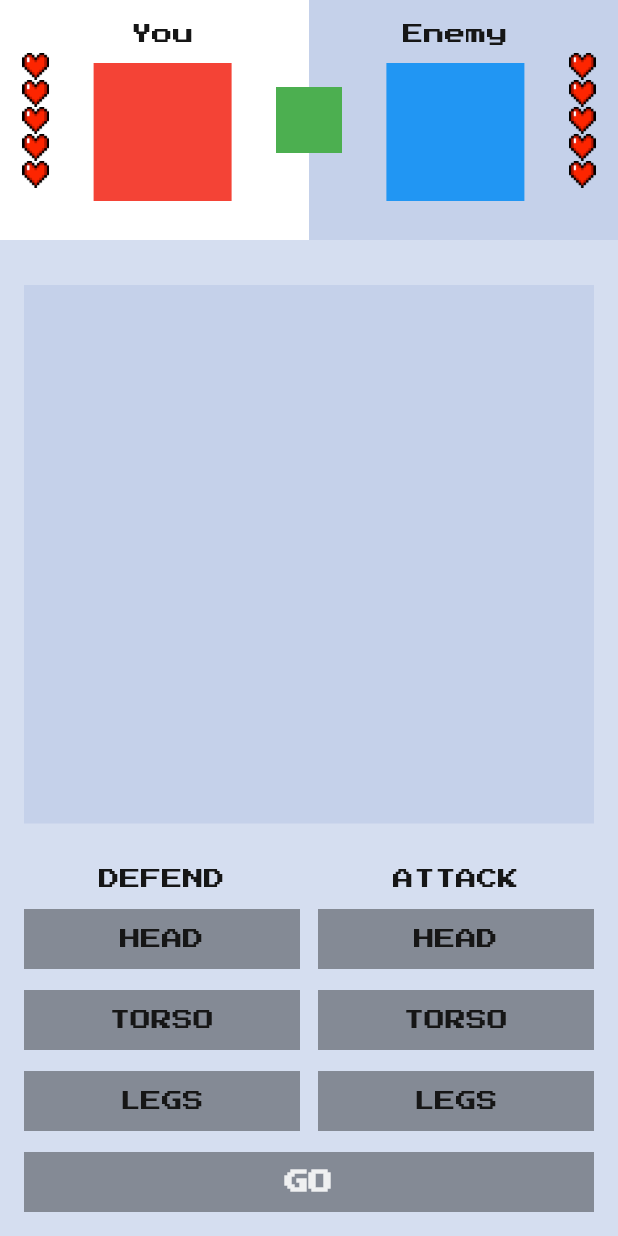
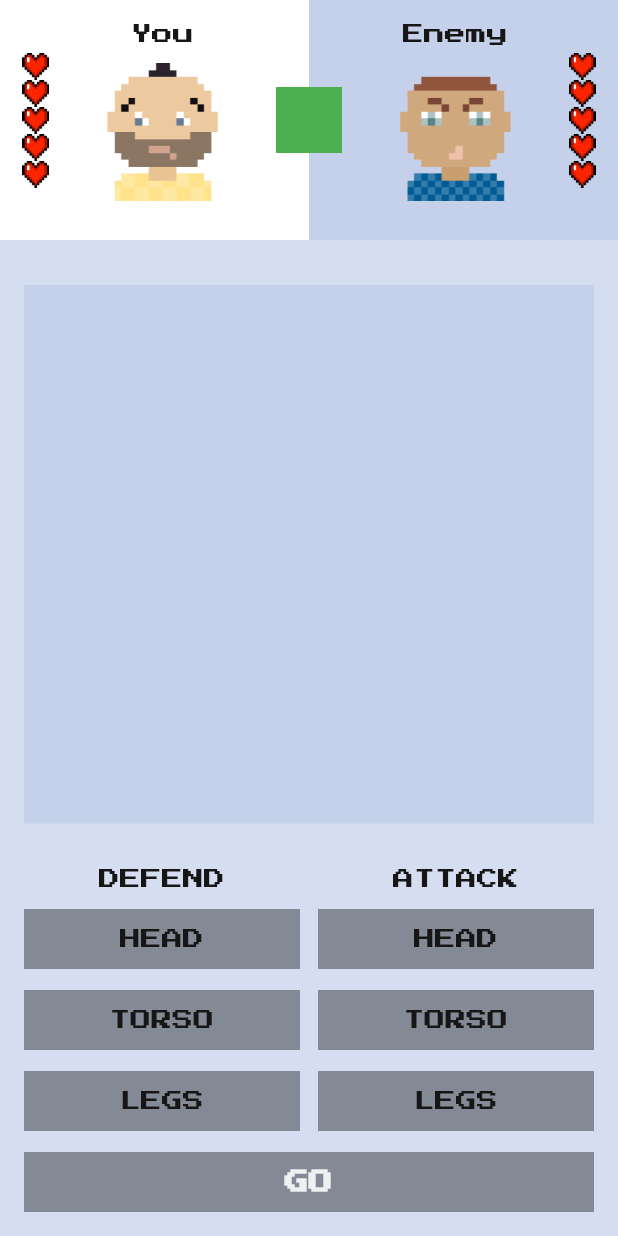
Before and after one commit to docent28/flutter_fight_club, a Flutter app: the screen it shows after launch, on a phone screen of 412 x 824 dp. Run offline on Flutter 3.47's test engine with Material 2 defaults, Android fonts, the phone set to English and light mode, and no system bars; our stand-ins replace google_fonts.

Commit message:
Сделали 5 заданий

```diff
--- /dev/null
+++ b/lib/fight_club_images.dart
@@ -0,0 +1,6 @@
+class FightClubImages {
+  FightClubImages._();
+
+  static const enemyAvatar = "assets/images/enemy-avatar.png";
+  static const youAvatar = "assets/images/you-avatar.png";
+}
--- a/lib/main.dart
+++ b/lib/main.dart
@@ -3,6 +3,7 @@ import 'dart:math';
 import 'package:flutter/material.dart';
 import 'package:flutter_fight_club/fight_club_colors.dart';
 import 'package:flutter_fight_club/fight_club_icons.dart';
+import 'package:flutter_fight_club/fight_club_images.dart';
 import 'package:google_fonts/google_fonts.dart';
 
 void main() {
@@ -221,10 +222,8 @@ class FightersInfo extends StatelessWidget {
                     ),
                   ),
                   const SizedBox(height: 12),
-                  ColoredBox(
-                    color: Colors.red,
-                    child: SizedBox(height: 92, width: 92),
-                  )
+                  Image.asset(FightClubImages.youAvatar,
+                      height: 92, width: 92),
                 ],
               ),
               ColoredBox(
@@ -241,10 +240,8 @@ class FightersInfo extends StatelessWidget {
                     ),
                   ),
                   const SizedBox(height: 12),
-                  ColoredBox(
-                    color: Colors.blue,
-                    child: SizedBox(height: 92, width: 92),
-                  )
+                  Image.asset(FightClubImages.enemyAvatar,
+                      height: 92, width: 92),
                 ],
               ),
               LivesWidget(
--- a/pubspec.yaml
+++ b/pubspec.yaml
@@ -23,3 +23,4 @@ flutter:
   assets:
     - google_fonts/
     - assets/icons/
+    - assets/images/
```
Also changed, not shown: assets/images/enemy-avatar.png (added), assets/images/you-avatar.png (added), 1 other file.
